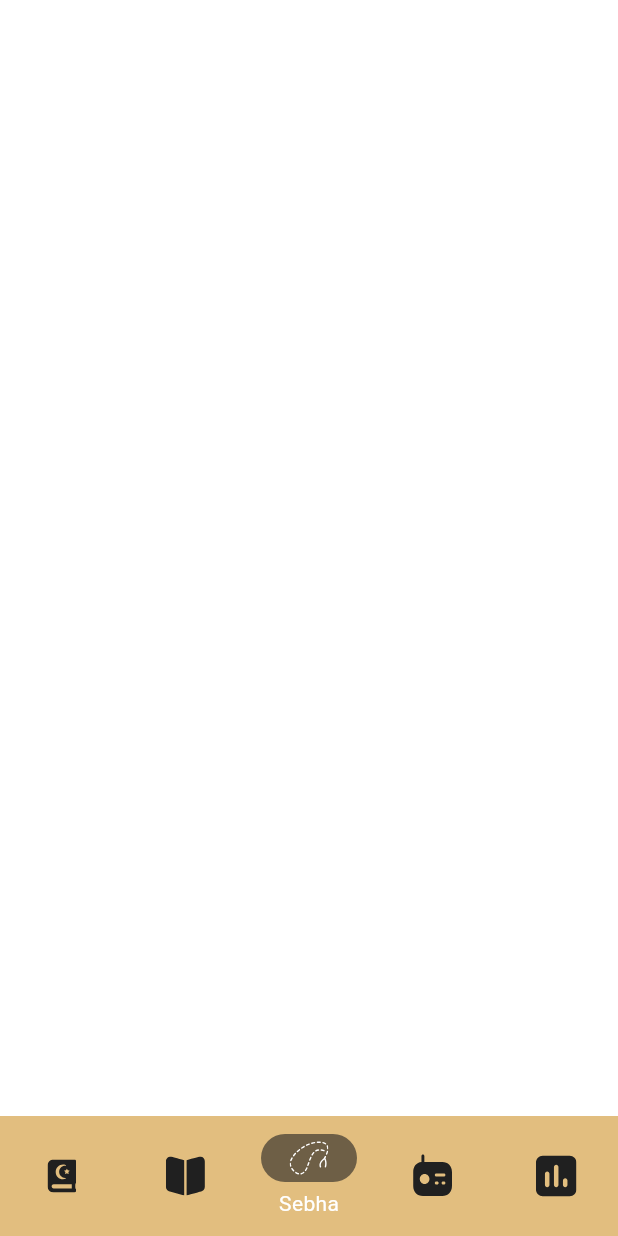
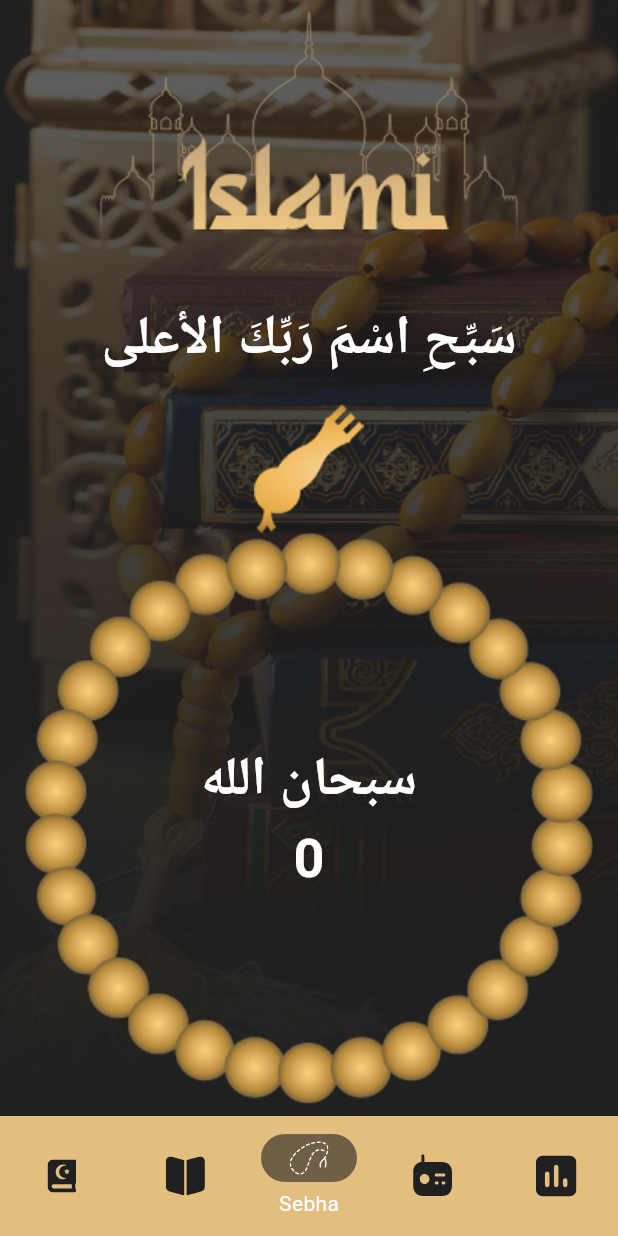
Before and after one commit to Youssef-Mohamed-Khamis/islami, a Flutter app: the screen it shows after launch, item 3 of the bottom bar chosen, on a phone screen of 412 x 824 dp. Run offline on Flutter 3.47's test engine with Material 3 defaults, Android fonts, the phone set to English and light mode, and no system bars; our stand-ins replace flutter_svg, smooth_page_indicator.

Commit message:
+ Finish Sebha tab

```diff
--- a/lib/core/resources/AssetManager.dart
+++ b/lib/core/resources/AssetManager.dart
@@ -9,4 +9,8 @@ abstract class AssetManager{
  static const String sebhaSelectedIcon = 'assets/images/sebha_selected.svg';
  static const String timeIcon = 'assets/images/time.svg';
  static const String timeSelectedIcon = 'assets/images/time_selected.svg';
+ static const String sebhaBack = 'assets/images/sebha_back.png';
+ static const String sebhaBody = 'assets/images/SebhaBody.png';
+ static const String sebhaTile = 'assets/images/SebhaTile.png';
+ static const String islami = 'assets/images/islami.png';
 }
--- a/lib/ui/home/tabs/sebha_tab/SebhaTab.dart
+++ b/lib/ui/home/tabs/sebha_tab/SebhaTab.dart
@@ -1,10 +1,109 @@
+import 'dart:math';
+
 import 'package:flutter/material.dart';
+import 'package:islami/core/resources/AssetManager.dart';
 
-class SebhaTab extends StatelessWidget {
-  const SebhaTab({super.key});
+class SebhaTab extends StatefulWidget {
+  @override
+  State<SebhaTab> createState() => _SebhaTabState();
+}
+
+class _SebhaTabState extends State<SebhaTab> {
+  int counter = 0;
+
+  double angel = 0;
+
+  int index = 0;
+
+  List<String> azkar = [
+    'سبحان الله',
+    'الحمدلله',
+    'الله اكبر',
+    'لا اله الا الله',
+  ];
 
   @override
   Widget build(BuildContext context) {
-    return Container(color: Colors.white,);
+    var screenSize = MediaQuery.sizeOf(context);
+    return Container(
+      width: double.infinity,
+      decoration: BoxDecoration(
+        image: DecorationImage(
+          image: AssetImage(AssetManager.sebhaBack),
+          fit: BoxFit.fill,
+        ),
+      ),
+      child: Padding(
+        padding: const EdgeInsets.symmetric(horizontal: 16, vertical: 8),
+        child: Column(
+          children: [
+            Image.asset(AssetManager.islami, width: 299, fit: BoxFit.fitWidth),
+            SizedBox(height: 16),
+            Text(
+              'سَبِّحِ اسْمَ رَبِّكَ الأعلى',
+              style: TextStyle(
+                color: Colors.white,
+                fontSize: 36,
+                fontWeight: FontWeight.bold,
+              ),
+            ),
+            SizedBox(height: screenSize.height * 0.02),
+            Image.asset(AssetManager.sebhaTile),
+            Stack(
+              alignment: Alignment.center,
+              children: [
+                InkWell(
+                  onTap: onClicked,
+                  child: Transform.rotate(
+                    angle: angel,
+                      child: Image.asset(AssetManager.sebhaBody),
+                  ),
+                ),
+                SizedBox(
+                  width: screenSize.width * 0.7,
+                  child: Column(
+                    children: [
+                      Text(
+                        azkar[index],
+                        style: TextStyle(
+                          color: Colors.white,
+                          fontSize: 36,
+                          fontWeight: FontWeight.bold,
+                        ),
+                        overflow: TextOverflow.ellipsis,
+                        maxLines: 2,
+                        textAlign: TextAlign.center,
+                      ),
+                      Text(
+                        '$counter',
+                        style: TextStyle(
+                          color: Colors.white,
+                          fontSize: 36,
+                          fontWeight: FontWeight.bold,
+                        ),
+                      ),
+                    ],
+                  ),
+                ),
+              ],
+            ),
+          ],
+        ),
+      ),
+    );
+  }
+
+  void onClicked() {
+    setState(() {
+      counter++;
+      angel += 20;
+    });
+    if (counter % 33 == 0) {
+      index++;
+    }
+    if (index == azkar.length) {
+      index = 0;
+      counter = 0;
+    }
   }
 }
```
Also changed, not shown: assets/images/SebhaBody.png (added), assets/images/SebhaTile.png (added), assets/images/islami.png, assets/images/sebha_back.png (added).
